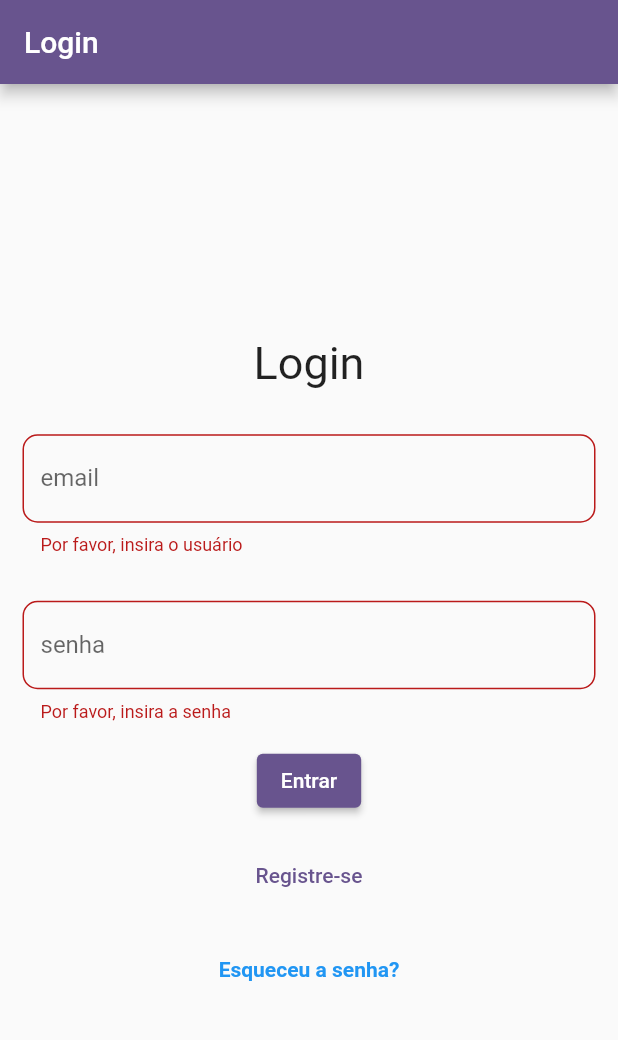
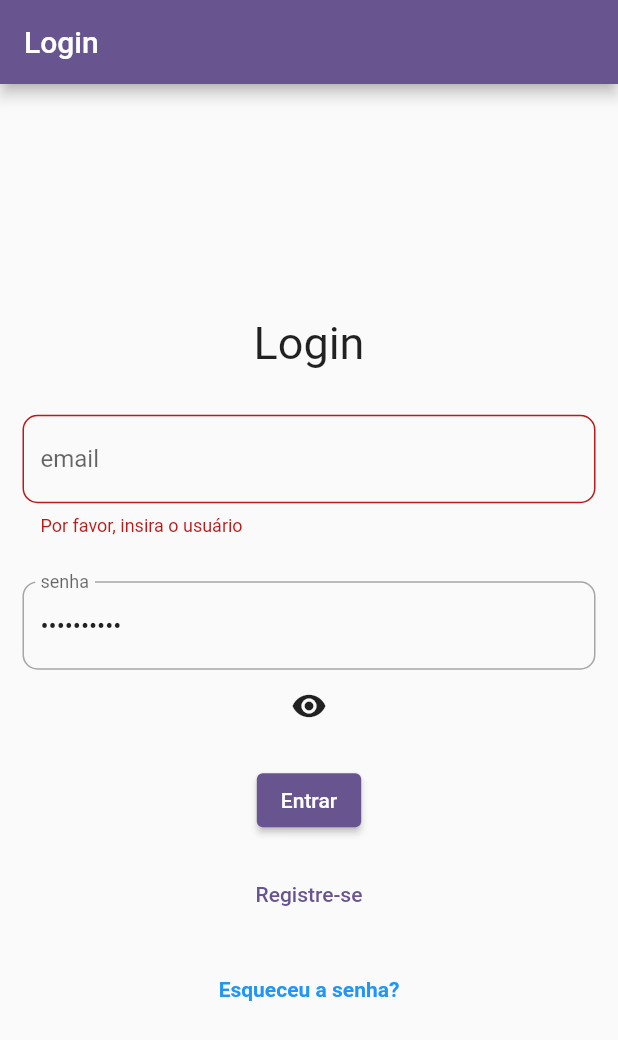
Before and after one commit to JorgeKloster/loginApp, a Flutter app: the screen it shows after launch, after a tap on "Entrar", on a phone screen of 412 x 824 dp. Shown: the top 1040 px of the screen. Run offline on Flutter 3.47's test engine with Material 3 defaults, Android fonts, the phone set to English and light mode, and no system bars; our stand-ins replace cloud_firestore, firebase_auth, firebase_core; accounts and stored records are empty.

Commit message:
esconder senha

```diff
--- a/lib/views/login.dart
+++ b/lib/views/login.dart
@@ -16,6 +16,19 @@ class _AppLoginState extends State<Login> {
   TextEditingController _emailController = TextEditingController();
   TextEditingController _passwordController = TextEditingController();
   AuthenticationService _authenticationService = AuthenticationService();
+  bool _obscureText = true;
+
+  @override
+  void initState() {
+    super.initState();
+    _passwordController.text = 'minhasenha';
+  }
+
+  void _togglePasswordVisibility() {
+    setState(() {
+      _obscureText = !_obscureText;
+    });
+  }
 
   @override
   Widget build(BuildContext context) {
@@ -47,14 +60,24 @@ class _AppLoginState extends State<Login> {
                 ),
                 Padding(
                     padding: EdgeInsets.all(15),
-                  child: TextFormField(
-                    validator: (value) => requiredValidator(value, "a senha"),
+                    child: Column(
+                      children: [
+                        TextFormField(
+                          validator: (value) =>
+                              requiredValidator(value, "a senha"),
                           keyboardType: TextInputType.multiline,
                           maxLines: 1,
                           decoration: decoration("senha"),
                           controller: _passwordController,
+                          obscureText: _obscureText,
                         ),
-                ),
+                        IconButton(
+                            onPressed: _togglePasswordVisibility,
+                            icon: Icon(
+                              Icons.remove_red_eye,
+                            ))
+                      ],
+                    )),
                 ElevatedButton(
                   onPressed: () {
                     if (_formKey.currentState!.validate()) {
```
Lines whose indentation alone changed are shown as unchanged.
